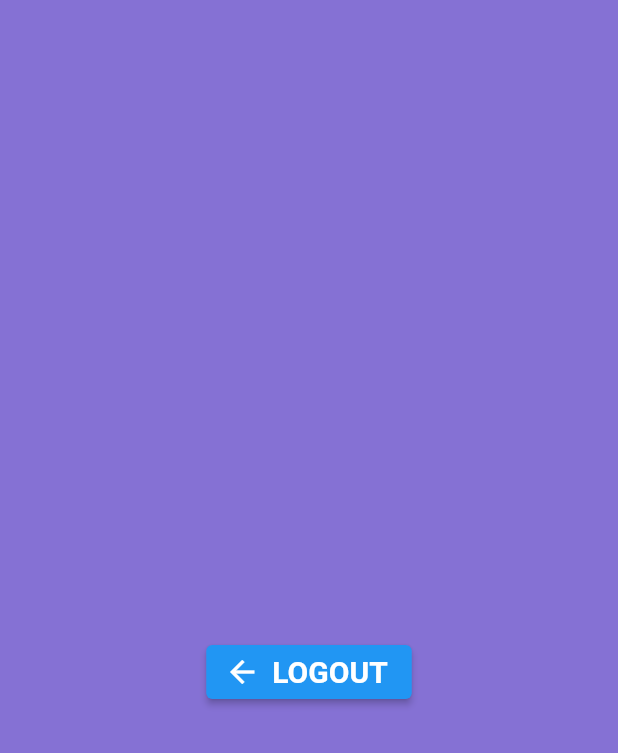
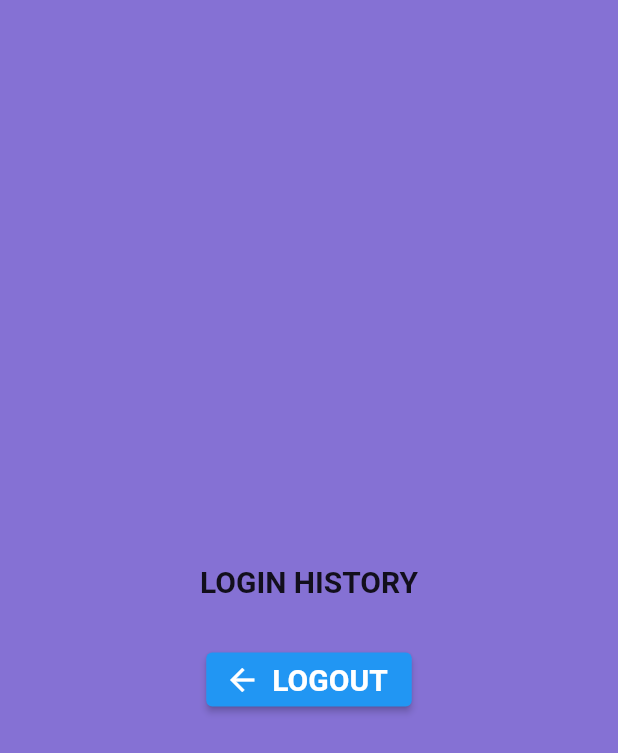
Before and after one commit to RahulGupta931/Flutter_app_With_Firebase, a Flutter app: the screen it shows once a user with an empty profile is signed in, on a phone screen of 412 x 824 dp. Shown: the top 753 px of the screen. Run offline on Flutter 3.47's test engine with Material 2 defaults, Android fonts, the light colour scheme and no system bars; our stand-ins replace cloud_firestore, email_validator, firebase_auth, firebase_core, geocoding, geolocator and 1 more; accounts and stored records are empty.

Commit message:
update in project

```diff
--- a/lib/home_page.dart
+++ b/lib/home_page.dart
@@ -2,13 +2,34 @@ import 'package:firebase_auth/firebase_auth.dart';
 import 'package:flutter/material.dart';
 import 'package:cloud_firestore/cloud_firestore.dart';
 
-class HomePage extends StatelessWidget {
+class HomePage extends StatefulWidget {
   const HomePage({super.key});
 
+  @override
+  State<HomePage> createState() => _HomePageState();
+}
+
+class _HomePageState extends State<HomePage> {
+  final Stream<QuerySnapshot> userDetail =
+      FirebaseFirestore.instance.collection('ueserdetails').snapshots();
   @override
   Widget build(BuildContext context) {
     final user = FirebaseAuth.instance.currentUser!;
 
+    return StreamBuilder<QuerySnapshot>(
+      stream: userDetail,
+      builder: (BuildContext context, AsyncSnapshot<QuerySnapshot> snapshot) {
+        if (snapshot.hasError) {
+          print('something went wrong');
+        }
+        if (snapshot.connectionState == ConnectionState.done) {
+          return Center(child: CircularProgressIndicator());
+        }
+        final List storeage = [];
+        snapshot.data?.docs.map((DocumentSnapshot document) {
+          Map a = document.data() as Map<String, dynamic>;
+          storeage.add(a);
+        }).toList();
         return Scaffold(
           backgroundColor: Color.fromARGB(255, 133, 113, 212),
           body: Column(
@@ -21,11 +42,31 @@ class HomePage extends StatelessWidget {
                       user.email!,
                       style: TextStyle(fontSize: 25),
                     ),
-                  Text(
-                    user.uid,
-                    style: TextStyle(fontSize: 20),
+                    Center(
+                      child: Text(
+                        'LOGIN HISTORY',
+                        style: TextStyle(
+                            fontSize: 20, fontWeight: FontWeight.bold),
                       ),
-
+                    ),
+                    SizedBox(
+                      height: 10,
+                    ),
+                    for (var i = 0; i < storeage.length; i++) ...[
+                      Padding(
+                        padding: const EdgeInsets.all(8.0),
+                        child: Row(mainAxisAlignment: MainAxisAlignment.spaceBetween,
+                          children: [
+                            Column(
+                              children: [Text('DATE&TIME',style: TextStyle(fontSize: 15,fontWeight: FontWeight.bold),),Text(storeage[i]['detail'],style: TextStyle(fontSize: 10,fontWeight: FontWeight.bold))],
+                            ),
+                            Column(
+                              children: [Text('LOCATION',style: TextStyle(fontSize: 15,fontWeight: FontWeight.bold)),Text(storeage[i]['location'],style: TextStyle(fontSize: 10,fontWeight: FontWeight.bold))],
+                            )
+                          ],
+                        ),
+                      )
+                    ]
                   ],
                 ),
               ),
@@ -44,6 +85,9 @@ class HomePage extends StatelessWidget {
                 ),
               ),
             ],
-        ));
+          ),
+        );
+      },
+    );
   }
 }
--- a/lib/main.dart
+++ b/lib/main.dart
@@ -1,10 +1,9 @@
-import 'package:cloud_firestore/cloud_firestore.dart';
 import 'package:firebase_auth/firebase_auth.dart';
 import 'package:flutter/material.dart';
 import 'package:flutter_music_api/auth_page.dart';
 import 'utils.dart';
-import 'login.dart';
 import 'home_page.dart';
+// ignore: depend_on_referenced_packages
 import "package:firebase_core/firebase_core.dart";
 
 
--- a/pubspec.yaml
+++ b/pubspec.yaml
@@ -45,7 +45,7 @@ dependencies:
   email_validator: ^2.1.17
   firebase_database: ^10.0.2
   intl: ^0.17.0
-
+  geocoding: ^2.0.5
 
 dev_dependencies:
   flutter_test:
```
Also changed, not shown: lib/login.dart (+17 -3 lines), pubspec.lock. Lines whose indentation alone changed are shown as unchanged.
